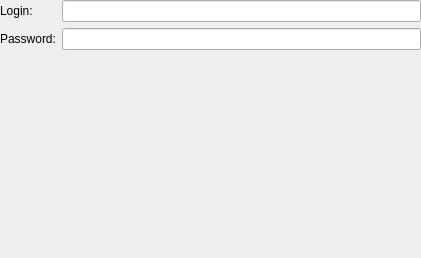
First picture: the form in src/plugins/blogique/plugins/metida/ljaccountconfigurationwidget.ui, repository 0xd34df00d/leechcraft, before the edit.
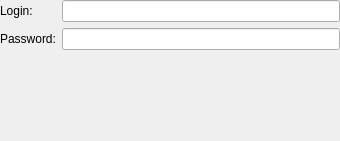
Second picture: the form after the edit.

Commit message: Blogique Metida: fix lj conf widget size

Patch:
```diff
--- a/src/plugins/blogique/plugins/metida/ljaccountconfigurationwidget.ui
+++ b/src/plugins/blogique/plugins/metida/ljaccountconfigurationwidget.ui
@@ -6,8 +6,8 @@
    <rect>
     <x>0</x>
     <y>0</y>
-    <width>421</width>
-    <height>258</height>
+    <width>340</width>
+    <height>141</height>
    </rect>
   </property>
   <property name="windowTitle">
```
